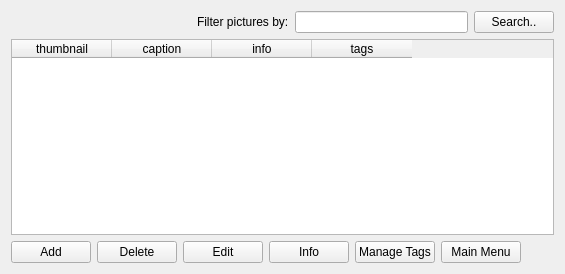
Before: the Qt Designer form client/forms/pictures.ui in Wolframe/configurator, drawn with Qt 5.
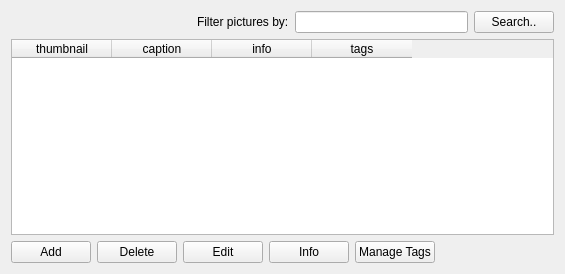
After: the same form once the commit is applied. Icons and pictures are not drawn.

```diff
--- a/client/forms/pictures.ui
+++ b/client/forms/pictures.ui
@@ -112,19 +112,6 @@
        </property>
       </widget>
      </item>
-     <item>
-      <widget class="QPushButton" name="reload_2">
-       <property name="text">
-        <string>Main Menu</string>
-       </property>
-       <property name="form" stdset="0">
-        <string notr="true">init</string>
-       </property>
-       <property name="global.pictureState" stdset="0">
-        <string>{picture.state}</string>
-       </property>
-      </widget>
-     </item>
      <item>
       <spacer name="horizontalSpacer">
        <property name="orientation">
```
Left out of the diff: 3 changed lines with no effect on the pictures.
